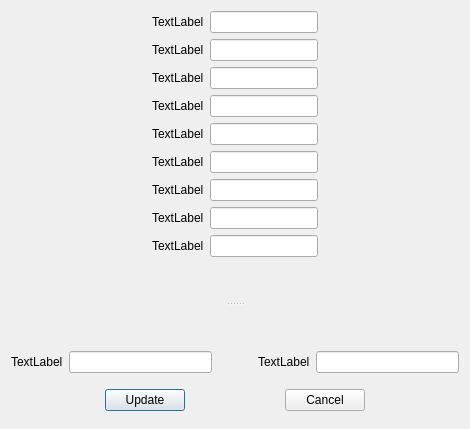
Qt form dialogprofil.ui (Selecat/Patate) before a commit.
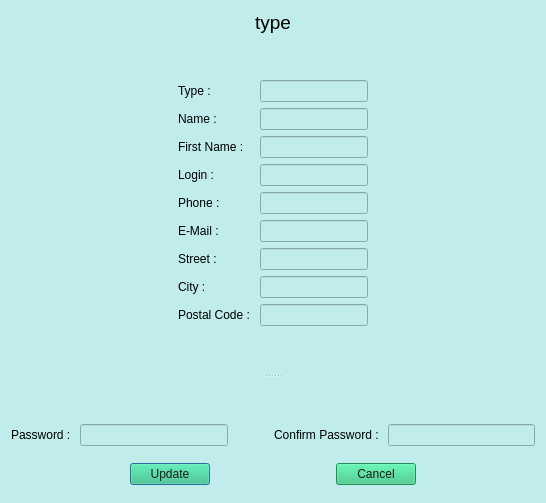
The same form after that commit.

Patch:
```diff
--- a/dialogprofil.ui
+++ b/dialogprofil.ui
@@ -6,14 +6,78 @@
    <rect>
     <x>0</x>
     <y>0</y>
-    <width>470</width>
-    <height>429</height>
+    <width>546</width>
+    <height>503</height>
    </rect>
   </property>
   <property name="windowTitle">
    <string>DialogProfil</string>
   </property>
+  <property name="styleSheet">
+   <string notr="true">background-color: #c0ecec;color : black;</string>
+  </property>
   <layout class="QVBoxLayout" name="verticalLayout_2">
+   <item>
+    <layout class="QHBoxLayout" name="horizontalLayout_4">
+     <item>
+      <spacer name="horizontalSpacer_13">
+       <property name="orientation">
+        <enum>Qt::Horizontal</enum>
+       </property>
+       <property name="sizeHint" stdset="0">
+        <size>
+         <width>40</width>
+         <height>20</height>
+        </size>
+       </property>
+      </spacer>
+     </item>
+     <item>
+      <widget class="QLabel" name="labelTypeHeadProfil">
+       <property name="font">
+        <font>
+         <pointsize>14</pointsize>
+        </font>
+       </property>
+       <property name="styleSheet">
+        <string notr="true"/>
+       </property>
+       <property name="text">
+        <string>type</string>
+       </property>
+      </widget>
+     </item>
+     <item>
+      <spacer name="horizontalSpacer_14">
+       <property name="orientation">
+        <enum>Qt::Horizontal</enum>
+       </property>
+       <property name="sizeHint" stdset="0">
+        <size>
+         <width>40</width>
+         <height>20</height>
+        </size>
+       </property>
+      </spacer>
+     </item>
+    </layout>
+   </item>
+   <item>
+    <spacer name="verticalSpacer_3">
+     <property name="orientation">
+      <enum>Qt::Vertical</enum>
+     </property>
+     <property name="sizeType">
+      <enum>QSizePolicy::Fixed</enum>
+     </property>
+     <property name="sizeHint" stdset="0">
+      <size>
+       <width>20</width>
+       <height>40</height>
+      </size>
+     </property>
+    </spacer>
+   </item>
    <item>
     <widget class="QSplitter" name="splitter">
      <property name="orientation">
@@ -39,7 +103,7 @@
          <item row="0" column="0">
           <widget class="QLabel" name="label">
            <property name="text">
-            <string>TextLabel</string>
+            <string>Type :</string>
            </property>
           </widget>
          </item>
@@ -49,7 +113,7 @@
          <item row="1" column="0">
           <widget class="QLabel" name="label_8">
            <property name="text">
-            <string>TextLabel</string>
+            <string>Name :</string>
            </property>
           </widget>
          </item>
@@ -59,7 +123,7 @@
          <item row="2" column="0">
           <widget class="QLabel" name="label_2">
            <property name="text">
-            <string>TextLabel</string>
+            <string>First Name :</string>
            </property>
           </widget>
          </item>
@@ -69,7 +133,7 @@
          <item row="3" column="0">
           <widget class="QLabel" name="label_3">
            <property name="text">
-            <string>TextLabel</string>
+            <string>Login :</string>
            </property>
           </widget>
          </item>
@@ -79,7 +143,7 @@
          <item row="4" column="0">
           <widget class="QLabel" name="label_4">
            <property name="text">
-            <string>TextLabel</string>
+            <string>Phone :</string>
            </property>
           </widget>
          </item>
@@ -89,7 +153,7 @@
          <item row="5" column="0">
           <widget class="QLabel" name="label_7">
            <property name="text">
-            <string>TextLabel</string>
+            <string>E-Mail : </string>
            </property>
           </widget>
          </item>
@@ -99,7 +163,7 @@
          <item row="6" column="0">
           <widget class="QLabel" name="label_5">
            <property name="text">
-            <string>TextLabel</string>
+            <string>Street :</string>
            </property>
           </widget>
          </item>
@@ -109,7 +173,7 @@
          <item row="7" column="0">
           <widget class="QLabel" name="label_6">
            <property name="text">
-            <string>TextLabel</string>
+            <string>City :</string>
            </property>
           </widget>
          </item>
@@ -119,7 +183,7 @@
          <item row="8" column="0">
           <widget class="QLabel" name="label_9">
            <property name="text">
-            <string>TextLabel</string>
+            <string>Postal Code : </string>
            </property>
           </widget>
          </item>
@@ -166,7 +230,7 @@
          <item>
           <widget class="QLabel" name="label_10">
            <property name="text">
-            <string>TextLabel</string>
+            <string>Password : </string>
            </property>
           </widget>
          </item>
@@ -192,7 +256,7 @@
          <item>
           <widget class="QLabel" name="label_11">
            <property name="text">
-            <string>TextLabel</string>
+            <string>Confirm Password : </string>
            </property>
           </widget>
          </item>
@@ -234,6 +298,10 @@
          </item>
          <item>
           <widget class="QPushButton" name="pushButton_2">
+           <property name="styleSheet">
+            <string notr="true">background-color: rgb(46, 194, 126);
+color: rgb(27, 27, 29);</string>
+           </property>
            <property name="text">
             <string>Update</string>
            </property>
@@ -254,6 +322,10 @@
          </item>
          <item>
           <widget class="QPushButton" name="pushButton">
+           <property name="styleSheet">
+            <string notr="true">background-color: rgb(46, 194, 126);
+color: rgb(27, 27, 29);</string>
+           </property>
            <property name="text">
             <string>Cancel</string>
            </property>
```
Left out of the diff: 42 changed lines with no effect on the pictures.
